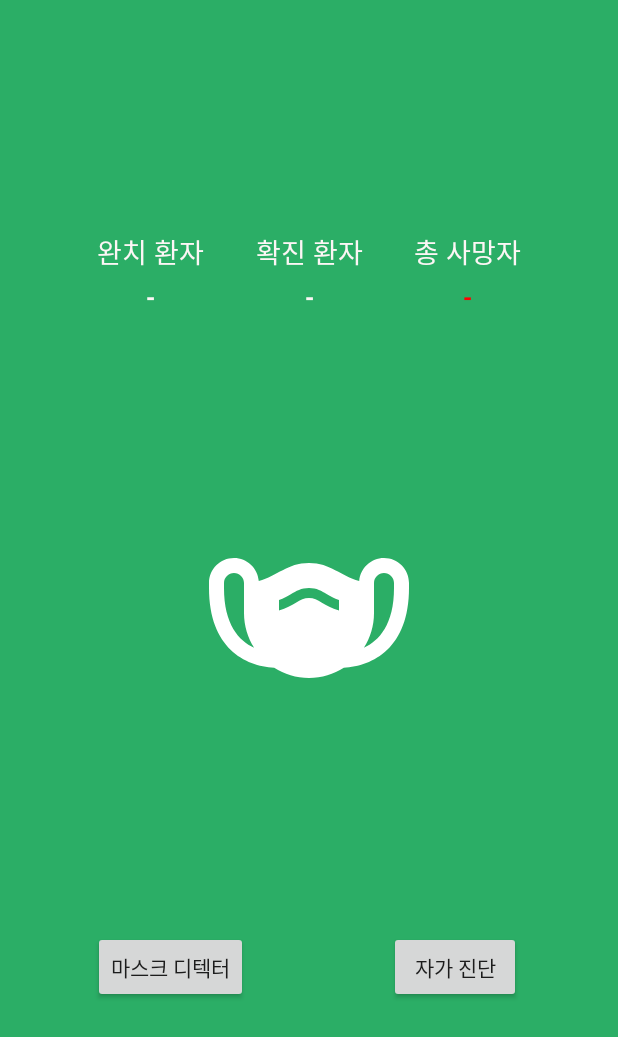
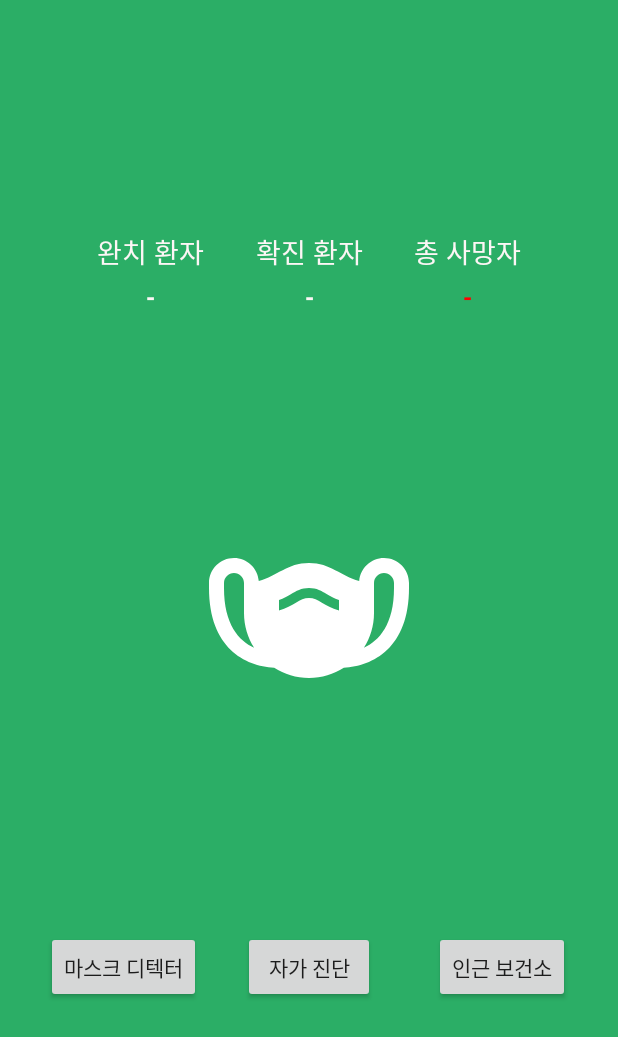
Before and after one commit to Mobeom/MoBeom, an Android app: the screen it shows after launch (MainActivity), on a phone screen of 412 x 824 dp. Shown: the top 1037 px of the screen. Run offline under Robolectric (Android 15) with nearby library versions, the phone set to English and light mode, and no system bars; our stand-ins replace data binding; network calls fail.

Commit message:
initial setting for nearby health center

```diff
--- a/app/src/main/java/org/tensorflow/lite/examples/classification/Presentation/MainActivity/MainActivity.java
+++ b/app/src/main/java/org/tensorflow/lite/examples/classification/Presentation/MainActivity/MainActivity.java
@@ -12,6 +12,7 @@ import androidx.databinding.DataBindingUtil;
 import org.tensorflow.lite.examples.classification.Data.API.CoronaAPI;
 import org.tensorflow.lite.examples.classification.Data.API.CoronaStatus;
 import org.tensorflow.lite.examples.classification.Presentation.CheckListActivity.CheckListActivity;
+import org.tensorflow.lite.examples.classification.Presentation.HealthCenterActivity.HealthCenterActivity;
 import org.tensorflow.lite.examples.classification.Presentation.MaskDetectionActivity.ClassifierActivity;
 import org.tensorflow.lite.examples.classification.R;
 import org.tensorflow.lite.examples.classification.databinding.ActivityMainBinding;
@@ -47,6 +48,10 @@ public class MainActivity extends AppCompatActivity {
             startActivity(intent);
         });
 
+        binding.buttonHealthCenter.setOnClickListener(view -> {
+            Intent intent = new Intent(getApplicationContext(), HealthCenterActivity.class);
+            startActivity(intent);
+        });
 
         new Thread(() -> {
             try {
--- /dev/null
+++ b/app/src/main/res/layout/activity_health_center.xml
@@ -0,0 +1,6 @@
+<?xml version="1.0" encoding="utf-8"?>
+<androidx.constraintlayout.widget.ConstraintLayout
+    xmlns:android="http://schemas.android.com/apk/res/android" android:layout_width="match_parent"
+    android:layout_height="match_parent">
+
+</androidx.constraintlayout.widget.ConstraintLayout>
--- a/app/src/main/res/layout/activity_main.xml
+++ b/app/src/main/res/layout/activity_main.xml
@@ -121,7 +121,7 @@
             android:text="마스크 디텍터"
             app:layout_constraintBottom_toBottomOf="parent"
             app:layout_constraintEnd_toEndOf="parent"
-            app:layout_constraintHorizontal_bias="0.2"
+            app:layout_constraintHorizontal_bias="0.1"
             app:layout_constraintStart_toStartOf="parent"
             app:layout_constraintTop_toTopOf="parent"
             app:layout_constraintVertical_bias="0.8" />
@@ -133,7 +133,19 @@
             android:text="자가 진단"
             app:layout_constraintBottom_toBottomOf="parent"
             app:layout_constraintEnd_toEndOf="parent"
-            app:layout_constraintHorizontal_bias="0.8"
+            app:layout_constraintHorizontal_bias="0.5"
+            app:layout_constraintStart_toStartOf="parent"
+            app:layout_constraintTop_toTopOf="parent"
+            app:layout_constraintVertical_bias="0.8" />
+
+        <Button
+            android:id="@+id/button_health_center"
+            android:layout_width="wrap_content"
+            android:layout_height="wrap_content"
+            android:text="인근 보건소"
+            app:layout_constraintBottom_toBottomOf="parent"
+            app:layout_constraintEnd_toEndOf="parent"
+            app:layout_constraintHorizontal_bias="0.9"
             app:layout_constraintStart_toStartOf="parent"
             app:layout_constraintTop_toTopOf="parent"
             app:layout_constraintVertical_bias="0.8" />
```
Also changed, not shown: app/src/main/java/org/tensorflow/lite/examples/classification/Presentation/HealthCenterActivity/HealthCenterActivity.java (added, +25 -0 lines).
